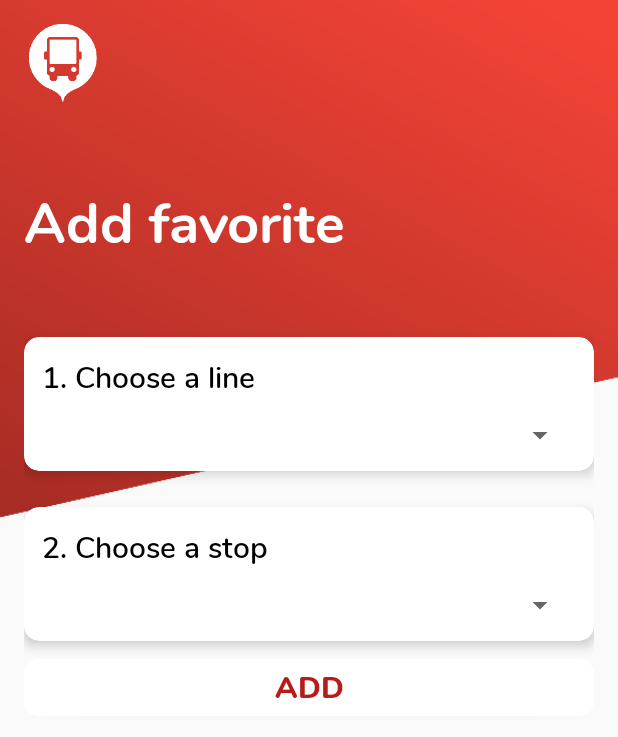
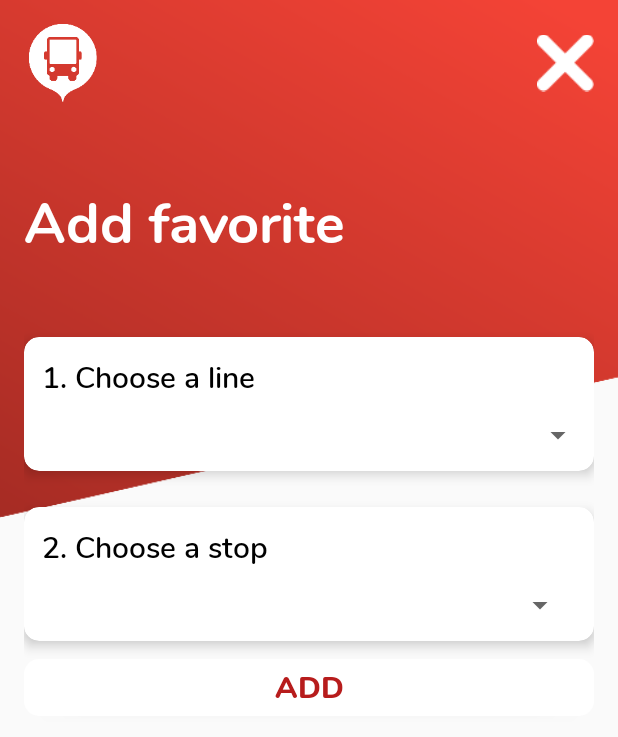
Before and after one commit to TheRolfFR/optymoNextAndroid, an Android app: the FavoritesActivity screen opened directly, with no data from a screen before it, on a phone screen of 412 x 824 dp. Shown: the top 737 px of the screen. Run offline under Robolectric (Android 15) with nearby library versions, the phone set to English and light mode, and no system bars.

Commit message:
Added favorite screen

```diff
--- a/app/src/main/java/com/therolf/optymoNext/controller/activities/FavoritesActivity.java
+++ b/app/src/main/java/com/therolf/optymoNext/controller/activities/FavoritesActivity.java
@@ -1,5 +1,6 @@
 package com.therolf.optymoNext.controller.activities;
 
+import android.annotation.SuppressLint;
 import android.os.Bundle;
 import android.view.View;
 import android.widget.AdapterView;
@@ -7,31 +8,26 @@ import android.widget.Button;
 import android.widget.Spinner;
 import android.widget.Toast;
 
-import androidx.appcompat.app.AppCompatActivity;
-
 import com.therolf.optymoNext.R;
 import com.therolf.optymoNext.controller.OptymoFavoritesController;
 import com.therolf.optymoNext.controller.OptymoNetworkController;
-import com.therolf.optymoNext.vue.adapters.OptymoDirectionAdapter;
 import com.therolf.optymoNext.vue.adapters.OptymoLineAdapter;
 import com.therolf.optymoNext.vue.adapters.OptymoStopAdapter;
 import com.therolf.optymoNextModel.OptymoDirection;
 import com.therolf.optymoNextModel.OptymoLine;
 import com.therolf.optymoNextModel.OptymoStop;
 
-import java.util.Arrays;
-
-public class FavoritesActivity extends AppCompatActivity {
+public class FavoritesActivity extends TopViewActivity {
 
     private Spinner stopSpinner;
 
     private OptymoLine[] lines = null;
     private OptymoStop[] stopsOfTheLine = null;
 
+    @SuppressLint("MissingSuperCall")
     @Override
     protected void onCreate(Bundle savedInstanceState) {
-        super.onCreate(savedInstanceState);
-        setContentView(R.layout.activity_add_favorite);
+        super.onCreate(savedInstanceState, R.layout.activity_add_favorite);
 
         lines = OptymoNetworkController.getInstance().getLines();
 
@@ -56,7 +52,7 @@ public class FavoritesActivity extends AppCompatActivity {
         addButton.setOnClickListener(new View.OnClickListener() {
             @Override
             public void onClick(View view) {
-                if(stopsOfTheLine != null && stopsOfTheLine.length != 0 && stopSpinner.getSelectedItemPosition() < stopsOfTheLine.length) {
+                if (stopsOfTheLine != null && stopsOfTheLine.length != 0 && stopSpinner.getSelectedItemPosition() < stopsOfTheLine.length) {
                     OptymoFavoritesController.getInstance(FavoritesActivity.this).addElement(
                             new OptymoDirection(
                                     lines[lineSpinner.getSelectedItemPosition()].getNumber(),
@@ -76,10 +72,4 @@ public class FavoritesActivity extends AppCompatActivity {
         MainActivity.destroyIntent();
         super.onDestroy();
     }
-
-    void setAdapter(OptymoDirection[] directions) {
-        System.err.println(Arrays.toString(directions));
-        if(directions != null)
-            stopSpinner.setAdapter(new OptymoDirectionAdapter(this, directions));
-    }
 }
--- /dev/null
+++ b/app/src/main/java/com/therolf/optymoNext/controller/activities/TopViewActivity.java
@@ -0,0 +1,46 @@
+package com.therolf.optymoNext.controller.activities;
+
+import android.os.Bundle;
+import android.view.View;
+import android.widget.ImageView;
+
+import androidx.annotation.Nullable;
+import androidx.appcompat.app.AppCompatActivity;
+
+import com.therolf.optymoNext.R;
+
+@SuppressWarnings({"unused", "SameParameterValue"})
+public abstract class TopViewActivity extends AppCompatActivity {
+
+    protected ImageView topSearchButton;
+    protected ImageView topCloseButton;
+
+    protected void onCreate(@Nullable Bundle savedInstanceState, int viewID) {
+        onCreate(savedInstanceState, viewID, false);
+    }
+
+    protected void onCreate(@Nullable Bundle savedInstanceState, int viewID, boolean enableSearchIcon) {
+        super.onCreate(savedInstanceState);
+        setContentView(viewID);
+
+        topSearchButton = findViewById(R.id.top_search_icon);
+        topCloseButton = findViewById(R.id.top_close_icon);
+
+        if(enableSearchIcon) {
+            if(topSearchButton != null) topSearchButton.setVisibility(View.VISIBLE);
+            if(topCloseButton != null) topCloseButton.setVisibility(View.GONE);
+        } else {
+            if(topSearchButton != null) topSearchButton.setVisibility(View.GONE);
+            if(topCloseButton != null) topCloseButton.setVisibility(View.VISIBLE);
+        }
+
+        if(!enableSearchIcon && topCloseButton != null) {
+            topCloseButton.setOnClickListener(new View.OnClickListener() {
+                @Override
+                public void onClick(View view) {
+                    finish();
+                }
+            });
+        }
+    }
+}
--- a/app/src/main/res/layout/activity_add_favorite.xml
+++ b/app/src/main/res/layout/activity_add_favorite.xml
@@ -46,7 +46,8 @@
                 android:layout_width="match_parent"
                 android:layout_height="match_parent"
                 android:orientation="vertical"
-                android:padding="@dimen/component_padding">
+                android:paddingTop="@dimen/component_padding"
+                android:paddingBottom="@dimen/component_padding">
 
                 <TextView
                     android:id="@+id/add_step1_text"
@@ -54,6 +55,8 @@
                     android:layout_height="wrap_content"
                     android:layout_marginBottom="@dimen/component_padding"
                     android:fontFamily="@font/nunito_semibold"
+                    android:paddingStart="@dimen/component_padding"
+                    android:paddingEnd="@dimen/component_padding"
                     android:text="@string/add_step_1"
                     android:textColor="#000000"
                     android:textSize="20sp" />
@@ -62,7 +65,6 @@
                     android:id="@+id/add_line_spinner"
                     android:layout_width="match_parent"
                     android:layout_height="wrap_content"
-                    android:padding="0dp"
                     android:spinnerMode="dialog" />
 
             </LinearLayout>
--- a/app/src/main/res/layout/top_part.xml
+++ b/app/src/main/res/layout/top_part.xml
@@ -35,4 +35,14 @@
         android:visibility="gone"
         app:srcCompat="@drawable/ic_search" />
 
+    <ImageView
+        android:id="@+id/top_close_icon"
+        android:layout_width="@dimen/search_icon_size"
+        android:layout_height="@dimen/logo_icon_size"
+        android:layout_gravity="top|end"
+        android:layout_margin="@dimen/padding_app"
+        android:contentDescription="@string/search_icon_description"
+        android:visibility="visible"
+        app:srcCompat="@drawable/ic_close_icon" />
+
 </androidx.coordinatorlayout.widget.CoordinatorLayout>
--- a/app/src/main/res/values/dimens.xml
+++ b/app/src/main/res/values/dimens.xml
@@ -14,6 +14,8 @@
 
     <dimen name="component_border_radius">10dp</dimen>
     <dimen name="component_padding">12dp</dimen>
+    <dimen name="component_padding_half">6dp</dimen>
+    <dimen name="component_content_font_size">18sp</dimen>
 
     <dimen name="floating_button_height">51dp</dimen>
     <dimen name="floating_button_margin_bottom">30dp</dimen>
```
Also changed, not shown: app/src/main/java/com/therolf/optymoNext/controller/activities/MainActivity.java (+3 -4 lines), app/src/main/java/com/therolf/optymoNext/vue/adapters/OptymoLineAdapter.java (+10 -2 lines), app/src/main/res/layout/next_element_list.xml (+7 -2 lines), app/src/main/res/drawable-hdpi/ic_close_icon.png (added), app/src/main/res/drawable-ldpi/ic_close_icon.png (added), app/src/main/res/drawable-mdpi/ic_close_icon.png (added), app/src/main/res/drawable-xhdpi/ic_close_icon.png (added), app/src/main/res/drawable-xxhdpi/ic_close_icon.png (added), app/src/main/res/drawable-xxxhdpi/ic_close_icon.png (added).
